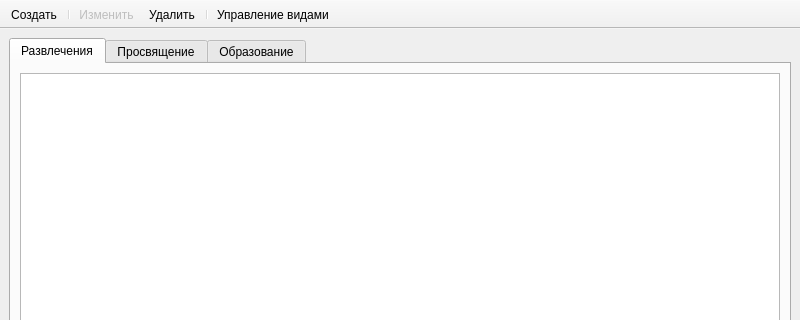
First picture: the form in app/ui/main_window.ui, repository NTO-2nd-stage-ABP/ccms, before the edit; both pictures show x 0 to 800 and y 0 to 320 of the 800 by 600 pixel window.
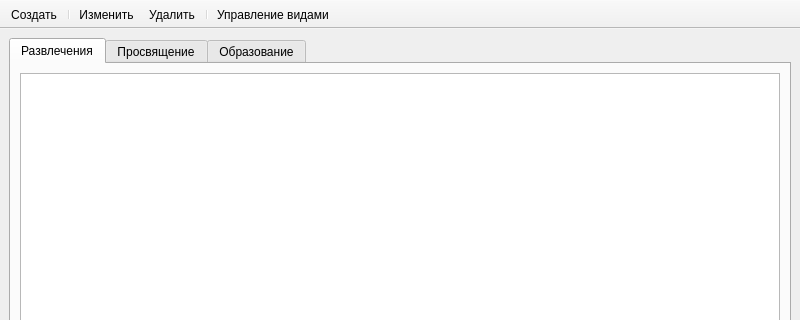
Second picture: the form after the edit. Icons and pictures are not drawn.

```diff
--- a/app/ui/main_window.ui
+++ b/app/ui/main_window.ui
@@ -131,7 +131,7 @@
   </widget>
   <action name="edit_action">
    <property name="enabled">
-    <bool>false</bool>
+    <bool>true</bool>
    </property>
    <property name="icon">
     <iconset>
```
